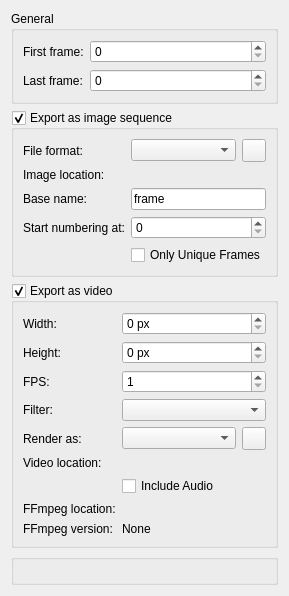
The window that libs/ui/animation/wdg_animationrenderer.ui (KDE/krita) describes before a commit, drawn with Qt 5.
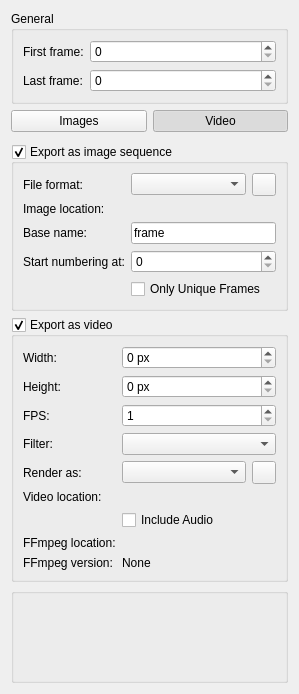
The same window after the commit. Custom widgets are drawn as their Qt base class.

Commit message:
[android] Don't allow combined image/video export
For animations, since it doesn't work well. For one, it makes the
animation export dialog way too tall, causing it to spill out of the
screen on some devices. Writing all those frames to external storage is
also incredibly slow on some devices, writing them to an internal
temporary directory is several orders of magnitude quicker, negating any
advantages that could be gained from exporting the frames only once.

The edit to the form file:
```diff
--- a/libs/ui/animation/wdg_animationrenderer.ui
+++ b/libs/ui/animation/wdg_animationrenderer.ui
@@ -6,10 +6,18 @@
   </author>
  <class>WdgAnimationRenderer</class>
  <widget class="QWidget" name="WdgAnimationRenderer">
+  <property name="geometry">
+   <rect>
+    <x>0</x>
+    <y>0</y>
+    <width>299</width>
+    <height>694</height>
+   </rect>
+  </property>
   <property name="windowTitle">
    <string>Animation Renderer Image</string>
   </property>
-  <layout class="QVBoxLayout" name="verticalLayout_3" stretch="0,0,0,1,0">
+  <layout class="QVBoxLayout" name="verticalLayout_3" stretch="0,0,0,0,0,1,0">
    <item>
     <widget class="QGroupBox" name="grpGeneralOptions">
      <property name="title">
@@ -43,6 +51,83 @@
      </layout>
     </widget>
    </item>
+   <item>
+    <widget class="QWidget" name="wdgExportButtons" native="true">
+     <layout class="QHBoxLayout" name="lytExportButtons">
+      <property name="leftMargin">
+       <number>0</number>
+      </property>
+      <property name="topMargin">
+       <number>0</number>
+      </property>
+      <property name="rightMargin">
+       <number>0</number>
+      </property>
+      <property name="bottomMargin">
+       <number>0</number>
+      </property>
+      <item>
+       <widget class="QPushButton" name="bnExportImages">
+        <property name="text">
+         <string>Images</string>
+        </property>
+        <property name="checkable">
+         <bool>true</bool>
+        </property>
+       </widget>
+      </item>
+      <item>
+       <widget class="QPushButton" name="bnExportVideo">
+        <property name="text">
+         <string>Video</string>
+        </property>
+        <property name="checkable">
+         <bool>true</bool>
+        </property>
+        <property name="checked">
+         <bool>true</bool>
+        </property>
+       </widget>
+      </item>
+     </layout>
+    </widget>
+   </item>
+   <item>
+    <widget class="QStackedWidget" name="stkExport">
+     <widget class="QWidget" name="pgImages">
+      <layout class="QVBoxLayout" name="lytPgImages">
+       <property name="leftMargin">
+        <number>0</number>
+       </property>
+       <property name="topMargin">
+        <number>0</number>
+       </property>
+       <property name="rightMargin">
+        <number>0</number>
+       </property>
+       <property name="bottomMargin">
+        <number>0</number>
+       </property>
+      </layout>
+     </widget>
+     <widget class="QWidget" name="pgVideo">
+      <layout class="QVBoxLayout" name="lytPgVideo">
+       <property name="leftMargin">
+        <number>0</number>
+       </property>
+       <property name="topMargin">
+        <number>0</number>
+       </property>
+       <property name="rightMargin">
+        <number>0</number>
+       </property>
+       <property name="bottomMargin">
+        <number>0</number>
+       </property>
+      </layout>
+     </widget>
+    </widget>
+   </item>
    <item>
     <widget class="QGroupBox" name="shouldExportOnlyImageSequence">
      <property name="title">
```
Left out of the diff: 2 changed lines with no effect on the pictures. The commit also changes 5 other files.
